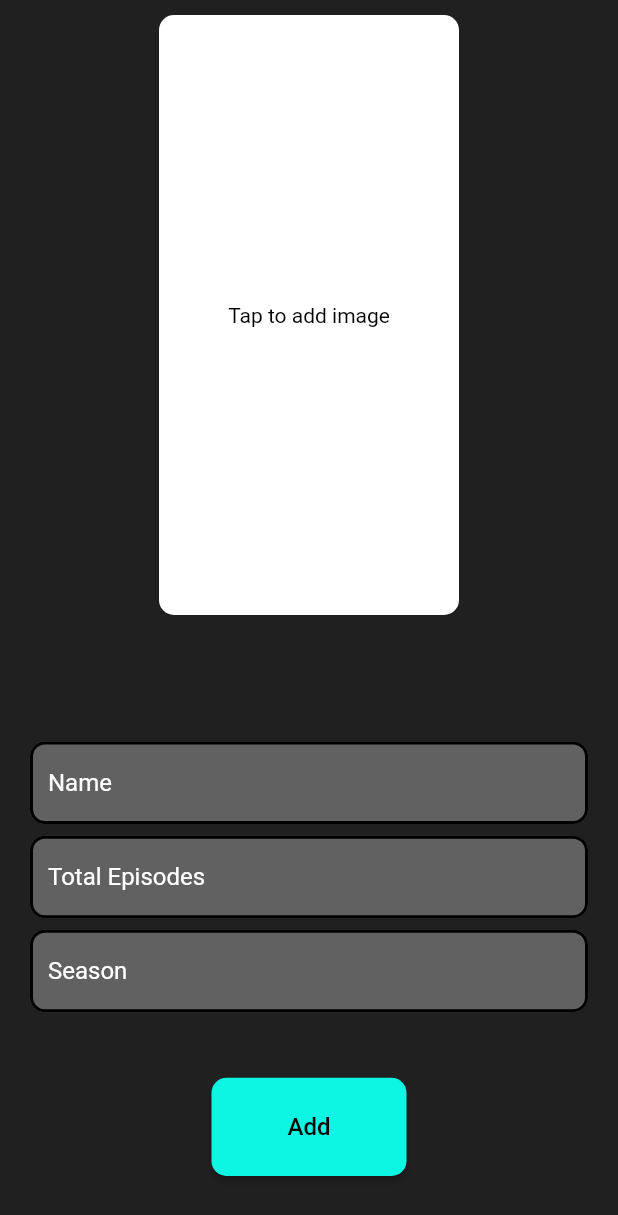
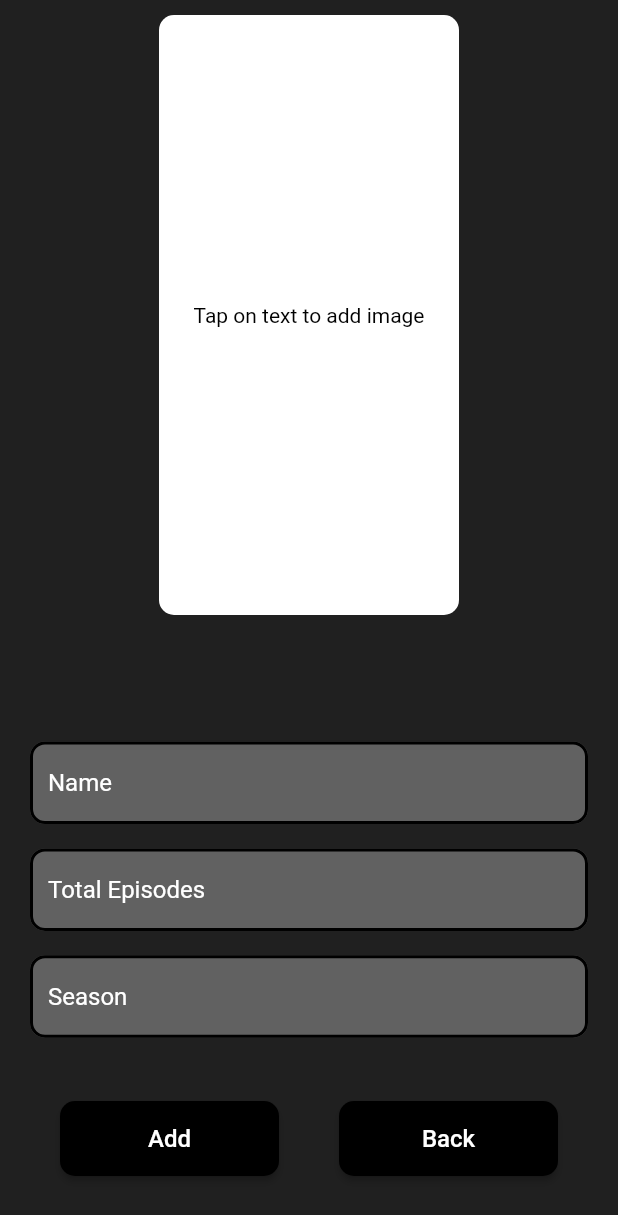
Before and after one commit to KJKR73/Tv-Tracker-App, a Flutter app: the AddNew screen opened by its route, on a phone screen of 412 x 824 dp. Shown: the top 1215 px of the screen. Run offline on Flutter 3.47's test engine with Material 2 defaults, Android fonts, the phone set to English and light mode, and no system bars; our stand-ins replace flutter_spinkit, fluttertoast, image_picker, shared_preferences; accounts and stored records are empty.

```diff
--- a/lib/main.dart
+++ b/lib/main.dart
@@ -12,6 +12,7 @@ class App extends StatelessWidget {
   @override
   Widget build(BuildContext context) {
     return MaterialApp(
+      debugShowCheckedModeBanner: false,
       routes: {
         '/home': (context) => Home(),
         '/authenticate': (context) => Authenticate(),
--- a/lib/screens/add/add_new.dart
+++ b/lib/screens/add/add_new.dart
@@ -69,7 +69,7 @@ class _AddNewState extends State<AddNew> {
                                   child: Center(
                                     child: InkWell(
                                       child: Text(
-                                        "Tap to add image",
+                                        "Tap on text to add image",
                                         style: TextStyle(
                                           color: Colors.black,
                                         ),
@@ -170,27 +170,31 @@ class _AddNewState extends State<AddNew> {
                               color: Colors.red,
                             ),
                           ),
+                          Row(
+                            children: [
                               Expanded(
-                            flex: 2,
+                                flex: 1,
                                 child: Padding(
                                   padding: EdgeInsets.only(
-                                top: 20,
+                                    top: 10,
                                     bottom: 40,
+                                    right: 20,
+                                    left: 20,
                                   ),
                                   child: ButtonTheme(
-                                minWidth: 130,
-                                height: 20,
+                                    minWidth: 120,
+                                    height: 50,
                                     child: RaisedButton(
                                       shape: RoundedRectangleBorder(
                                         borderRadius: BorderRadius.circular(
                                           10,
                                         ),
                                       ),
-                                  color: Color.fromRGBO(13, 245, 227, 1),
+                                      color: Colors.black,
                                       child: Text(
                                         "Add",
                                         style: TextStyle(
-                                      color: Colors.black,
+                                          color: Colors.white,
                                           fontSize: 16,
                                         ),
                                       ),
@@ -213,15 +217,16 @@ class _AddNewState extends State<AddNew> {
                                               timeInSecForIosWeb: 1,
                                               backgroundColor:
                                                   Color.fromRGBO(32, 26, 48, 1),
-                                          textColor:
-                                              Color.fromRGBO(13, 245, 227, 1),
+                                              textColor: Color.fromRGBO(
+                                                  13, 245, 227, 1),
                                               fontSize: 16.0,
                                             );
                                             Navigator.popAndPushNamed(
                                                 context, '/home');
                                           } else {
                                             setState(() {
-                                          this.err = response.body.toString();
+                                              this.err =
+                                                  response.body.toString();
                                             });
                                           }
                                         }
@@ -229,6 +234,42 @@ class _AddNewState extends State<AddNew> {
                                     ),
                                   ),
                                 ),
+                              ),
+                              Expanded(
+                                flex: 1,
+                                child: Padding(
+                                  padding: EdgeInsets.only(
+                                    top: 10,
+                                    bottom: 40,
+                                    left: 20,
+                                    right: 20,
+                                  ),
+                                  child: ButtonTheme(
+                                    minWidth: 130,
+                                    height: 50,
+                                    child: RaisedButton(
+                                      shape: RoundedRectangleBorder(
+                                        borderRadius: BorderRadius.circular(
+                                          10,
+                                        ),
+                                      ),
+                                      color: Colors.black,
+                                      child: Text(
+                                        "Back",
+                                        style: TextStyle(
+                                          color: Colors.white,
+                                          fontSize: 16,
+                                        ),
+                                      ),
+                                      onPressed: () {
+                                        Navigator.popAndPushNamed(
+                                            context, '/home');
+                                      },
+                                    ),
+                                  ),
+                                ),
+                              )
+                            ],
                           )
                         ],
                       ),
```
Also changed, not shown: lib/screens/add/add_main.dart (+65 -7 lines), lib/screens/home/home.dart (+4 -3 lines). Lines whose indentation alone changed are shown as unchanged.
